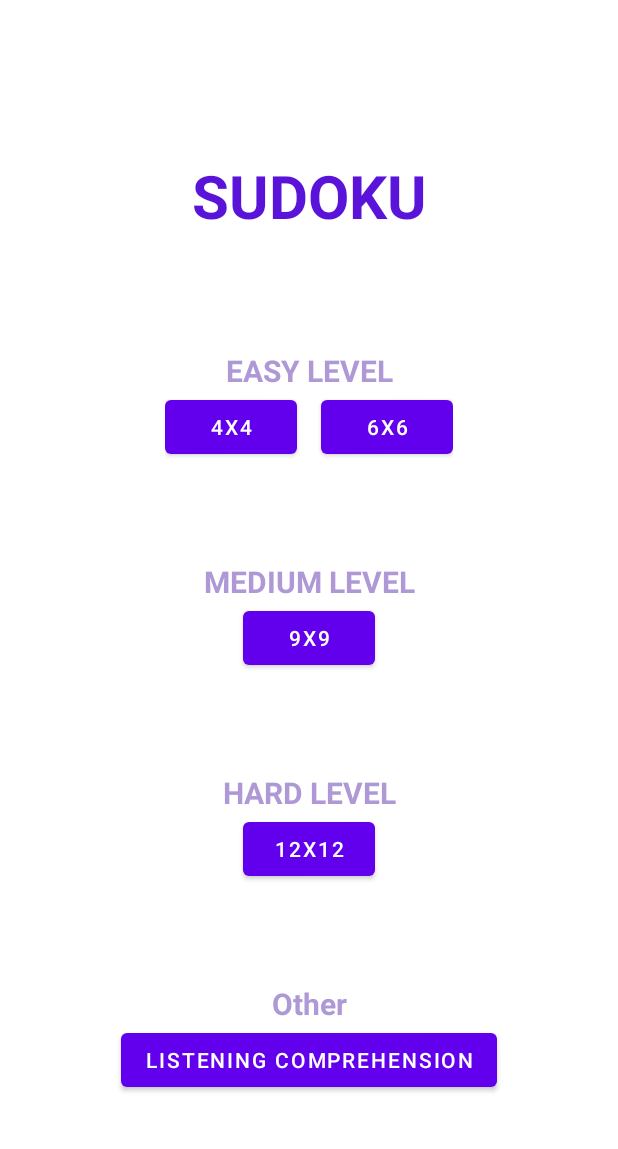
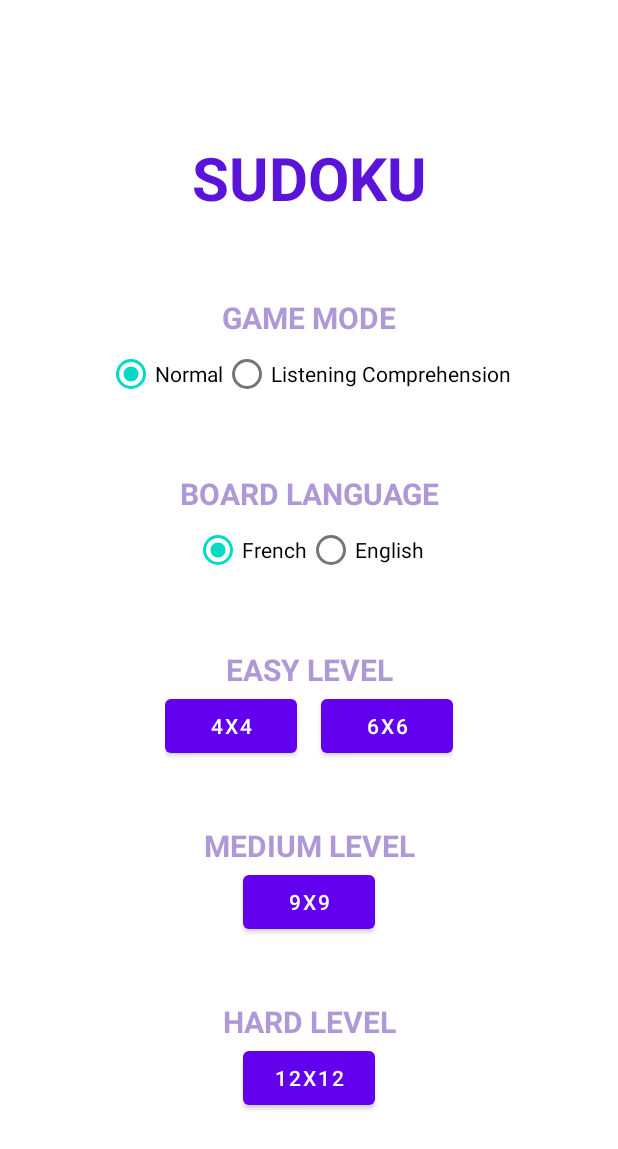
Before and after one commit to Hytherist/Sudoku-Vocab, an Android app: the screen it shows after launch (MainMenuActivity), on a phone screen of 412 x 824 dp. Shown: the top 1149 px of the screen. Run offline under Robolectric (Android 15) with nearby library versions, the phone set to English and light mode, and no system bars.

Commit message:
Add language mode

```diff
--- /dev/null
+++ b/app/src/main/java/com/foxtrot/sudoku/model/BoardLanguage.java
@@ -0,0 +1,6 @@
+package com.foxtrot.sudoku.model;
+
+public enum BoardLanguage {
+    ENGLISH,
+    FRENCH,
+}
--- a/app/src/main/java/com/foxtrot/sudoku/model/BoardSize.java
+++ b/app/src/main/java/com/foxtrot/sudoku/model/BoardSize.java
@@ -31,5 +31,7 @@ public enum BoardSize {
         return gridColSize;
     }
 
-    public int getTextSize() { return textSize;}
+    public int getTextSize() {
+        return textSize;
+    }
 }
--- a/app/src/main/res/layout-land/activity_main_menu.xml
+++ b/app/src/main/res/layout-land/activity_main_menu.xml
@@ -14,6 +14,77 @@
         android:textColor="#5A13D8"
         android:textSize="30sp"
         android:textStyle="bold" />
+
+    <LinearLayout
+        android:layout_width="match_parent"
+        android:layout_height="0dp"
+        android:layout_weight="1"
+        android:orientation="vertical"
+        android:gravity="center">
+
+        <TextView
+            android:layout_width="match_parent"
+            android:layout_height="wrap_content"
+            android:gravity="center"
+            android:text="@string/game_mode"
+            android:textColor="#AE98D5"
+            android:textSize="20sp"
+            android:textStyle="bold" />
+
+        <RadioGroup
+            android:layout_width="match_parent"
+            android:layout_height="wrap_content"
+            android:gravity="center"
+            android:orientation="horizontal">
+
+            <RadioButton android:id="@+id/game_mode_normal"
+                android:layout_width="wrap_content"
+                android:layout_height="wrap_content"
+                android:text="@string/normal"/>
+
+            <RadioButton android:id="@+id/game_mode_listening_comprehension"
+                android:layout_width="wrap_content"
+                android:layout_height="wrap_content"
+                android:text="@string/listening_comprehension"/>
+        </RadioGroup>
+
+
+    </LinearLayout>
+
+    <LinearLayout
+        android:layout_width="match_parent"
+        android:layout_height="0dp"
+        android:layout_weight="1"
+        android:orientation="vertical"
+        android:gravity="center">
+
+        <TextView
+            android:layout_width="match_parent"
+            android:layout_height="wrap_content"
+            android:gravity="center"
+            android:text="@string/board_language"
+            android:textColor="#AE98D5"
+            android:textSize="20sp"
+            android:textStyle="bold" />
+
+        <RadioGroup
+            android:layout_width="match_parent"
+            android:layout_height="wrap_content"
+            android:gravity="center"
+            android:orientation="horizontal">
+
+            <RadioButton android:id="@+id/board_language_french"
+                android:layout_width="wrap_content"
+                android:layout_height="wrap_content"
+                android:text="@string/french"/>
+
+            <RadioButton android:id="@+id/board_language_english"
+                android:layout_width="wrap_content"
+                android:layout_height="wrap_content"
+                android:text="@string/english"/>
+        </RadioGroup>
+
+    </LinearLayout>
 
     <LinearLayout
         android:layout_width="match_parent"
@@ -105,28 +176,4 @@
 
     </LinearLayout>
 
-    <LinearLayout
-        android:layout_width="match_parent"
-        android:layout_height="0dp"
-        android:layout_weight="1"
-        android:orientation="vertical"
-        android:gravity="center">
-
-        <TextView
-            android:layout_width="match_parent"
-            android:layout_height="wrap_content"
-            android:gravity="center"
-            android:text="@string/other"
-            android:textColor="#AE98D5"
-            android:textSize="20sp"
-            android:textStyle="bold" />
-
-        <Button
-            android:id="@+id/button_listening_comprehension"
-            android:layout_width="wrap_content"
-            android:layout_height="wrap_content"
-            android:text="@string/listening_comprehension" />
-
-    </LinearLayout>
-
 </LinearLayout>
--- a/app/src/main/res/layout/activity_main_menu.xml
+++ b/app/src/main/res/layout/activity_main_menu.xml
@@ -15,6 +15,76 @@
         android:textColor="#5A13D8"
         android:textSize="40sp"
         android:textStyle="bold" />
+
+    <LinearLayout
+        android:layout_width="match_parent"
+        android:layout_height="0dp"
+        android:layout_weight="1"
+        android:orientation="vertical"
+        android:gravity="center">
+
+        <TextView
+            android:layout_width="match_parent"
+            android:layout_height="wrap_content"
+            android:gravity="center"
+            android:text="@string/game_mode"
+            android:textColor="#AE98D5"
+            android:textSize="20sp"
+            android:textStyle="bold" />
+
+        <RadioGroup
+            android:layout_width="match_parent"
+            android:layout_height="wrap_content"
+            android:gravity="center"
+            android:orientation="horizontal">
+
+            <RadioButton android:id="@+id/game_mode_normal"
+                android:layout_width="wrap_content"
+                android:layout_height="wrap_content"
+                android:text="@string/normal"/>
+
+            <RadioButton android:id="@+id/game_mode_listening_comprehension"
+                android:layout_width="wrap_content"
+                android:layout_height="wrap_content"
+                android:text="@string/listening_comprehension"/>
+        </RadioGroup>
+
+    </LinearLayout>
+
+    <LinearLayout
+        android:layout_width="match_parent"
+        android:layout_height="0dp"
+        android:layout_weight="1"
+        android:orientation="vertical"
+        android:gravity="center">
+
+        <TextView
+            android:layout_width="match_parent"
+            android:layout_height="wrap_content"
+            android:gravity="center"
+            android:text="@string/board_language"
+            android:textColor="#AE98D5"
+            android:textSize="20sp"
+            android:textStyle="bold" />
+
+        <RadioGroup
+            android:layout_width="match_parent"
+            android:layout_height="wrap_content"
+            android:gravity="center"
+            android:orientation="horizontal">
+
+            <RadioButton android:id="@+id/board_language_french"
+                android:layout_width="wrap_content"
+                android:layout_height="wrap_content"
+                android:text="@string/french"/>
+
+            <RadioButton android:id="@+id/board_language_english"
+                android:layout_width="wrap_content"
+                android:layout_height="wrap_content"
+                android:text="@string/english"/>
+        </RadioGroup>
+
+    </LinearLayout>
 
     <LinearLayout
         android:layout_width="match_parent"
@@ -86,6 +156,7 @@
         android:layout_height="0dp"
         android:layout_weight="1"
         android:orientation="vertical"
+        android:layout_marginBottom="60dp"
         android:gravity="center">
 
         <TextView
@@ -106,28 +177,4 @@
 
     </LinearLayout>
 
-    <LinearLayout
-        android:layout_width="match_parent"
-        android:layout_height="0dp"
-        android:layout_weight="1"
-        android:orientation="vertical"
-        android:layout_marginBottom="60dp"
-        android:gravity="center">
-
-        <TextView
-            android:layout_width="match_parent"
-            android:layout_height="wrap_content"
-            android:gravity="center"
-            android:text="@string/other"
-            android:textColor="#AE98D5"
-            android:textSize="20sp"
-            android:textStyle="bold" />
-
-        <Button
-            android:id="@+id/button_listening_comprehension"
-            android:layout_width="wrap_content"
-            android:layout_height="wrap_content"
-            android:text="@string/listening_comprehension" />
-
-    </LinearLayout>
 </LinearLayout>
--- a/app/src/main/res/values/strings.xml
+++ b/app/src/main/res/values/strings.xml
@@ -15,5 +15,9 @@
     <string name="hard_level">HARD LEVEL</string>
     <string name="stopwatch_time_initial">00:00</string>
     <string name="listening_comprehension">Listening Comprehension</string>
-    <string name="other">Other</string>
+    <string name="game_mode">GAME MODE</string>
+    <string name="board_language">BOARD LANGUAGE</string>
+    <string name="french">French</string>
+    <string name="english">English</string>
+    <string name="normal">Normal</string>
 </resources>
```
Also changed, not shown: app/src/main/java/com/foxtrot/sudoku/controller/MainMenuActivity.java (+79 -9 lines), app/src/main/java/com/foxtrot/sudoku/controller/SudokuActivity.java (+24 -10 lines), app/src/main/java/com/foxtrot/sudoku/view/SudokuCellView.java (+16 -6 lines), 2 other files.
